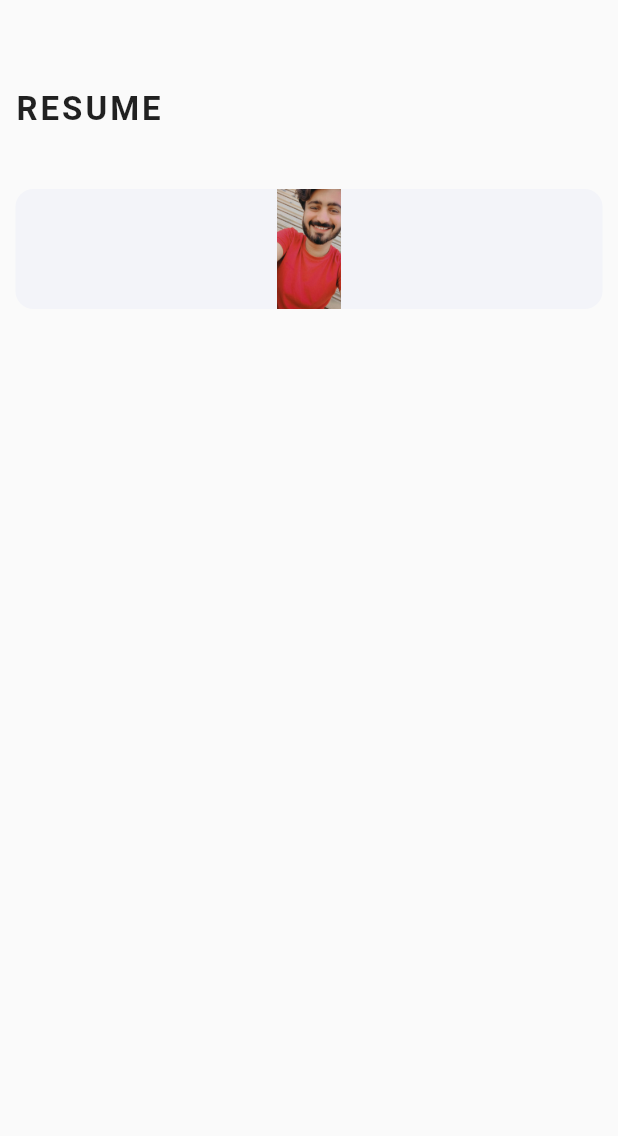
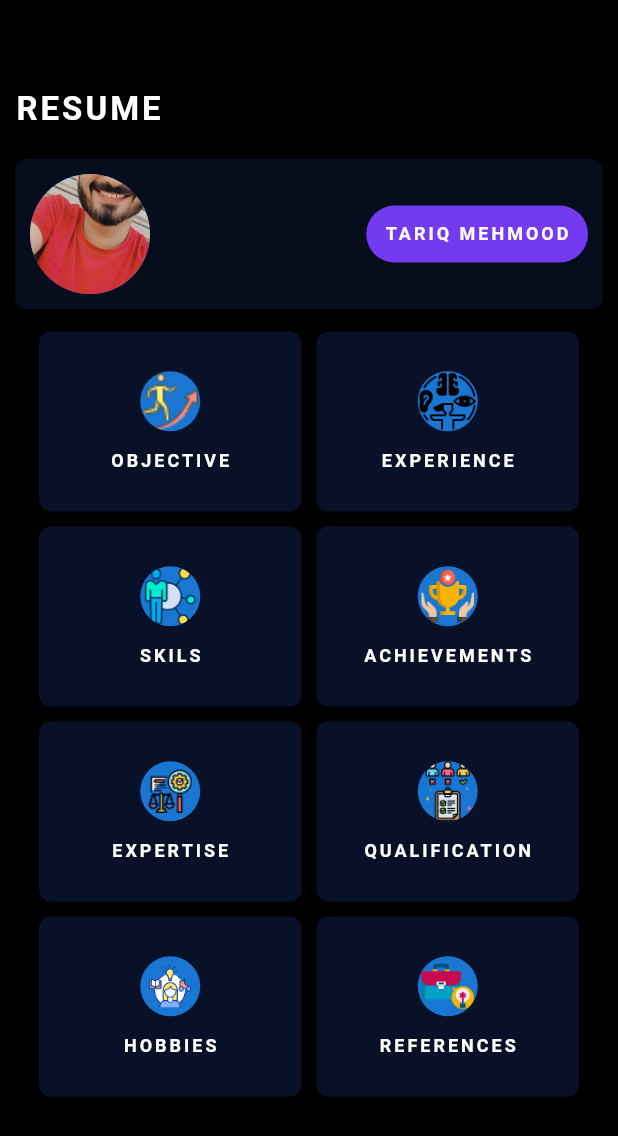
Before and after one commit to TariqMehmood1004/resumeApp, a Flutter app: the screen it shows after launch, after a tap on "EXPLORE MY RESUME", on a phone screen of 412 x 824 dp. Shown: the top 1136 px of the screen. Run offline on Flutter 3.47's test engine with Material 2 defaults, Android fonts, the phone set to English and light mode, and no system bars.

Commit message:
5th commit

```diff
--- a/lib/components/contents/contents_screen.dart
+++ b/lib/components/contents/contents_screen.dart
@@ -1,4 +1,5 @@
 import 'package:flutter/material.dart';
+import 'package:resume/widgets/card_widget.dart';
 import 'package:resume/utils/colors/app_colors.dart';
 
 class ContentScreenController extends StatefulWidget {
@@ -10,10 +11,18 @@ class ContentScreenController extends StatefulWidget {
 }
 
 class _ContentScreenControllerState extends State<ContentScreenController> {
+  var contentsList = {
+    "Objective":
+        "I have had some bad experiences in the past. Only the person experiencing the pain can know how bad that pain is,' she said. The foundation also carries out research on the economic experiences of people who earn low wages. You know how it made you feel after one experience.",
+  };
+
   @override
   Widget build(BuildContext context) {
     return Scaffold(
-      body: Column(
+      backgroundColor: AppColorController.backgroundDark,
+      body: SingleChildScrollView(
+        scrollDirection: Axis.vertical,
+        child: Column(
           children: [
             Container(
               width: MediaQuery.of(context).size.width,
@@ -21,22 +30,119 @@ class _ContentScreenControllerState extends State<ContentScreenController> {
               margin: const EdgeInsets.only(top: 50.0),
               child: Text(
                 'Resume'.toUpperCase(),
-              style: const TextStyle(
+                style: TextStyle(
                   fontSize: 22.0,
                   fontWeight: FontWeight.bold,
                   letterSpacing: 2.0,
+                  color: AppColorController.white,
                 ),
               ),
             ),
+            resumeHeading(context),
+
+            //card 2
+            Row(
+              mainAxisAlignment: MainAxisAlignment.center,
+              crossAxisAlignment: CrossAxisAlignment.center,
+              // ignore: prefer_const_literals_to_create_immutables
+              children: [
+                const CardWidget(
+                    imagePath: 'assets/images/objective.png',
+                    fontSize: 12,
+                    title: 'Objective'),
+                const CardWidget(
+                    imagePath: 'assets/images/exp.png',
+                    fontSize: 12,
+                    title: 'Experience'),
+              ],
+            ),
+            //card 3
+            Row(
+              mainAxisAlignment: MainAxisAlignment.center,
+              crossAxisAlignment: CrossAxisAlignment.center,
+              // ignore: prefer_const_literals_to_create_immutables
+              children: [
+                const CardWidget(
+                    imagePath: 'assets/images/skills.png',
+                    fontSize: 12,
+                    title: 'Skils'),
+                const CardWidget(
+                    imagePath: 'assets/images/acheivements.png',
+                    fontSize: 12,
+                    title: 'Achievements'),
+              ],
+            ),
+            //
+            //card 4
+            Row(
+              mainAxisAlignment: MainAxisAlignment.center,
+              crossAxisAlignment: CrossAxisAlignment.center,
+              // ignore: prefer_const_literals_to_create_immutables
+              children: [
+                const CardWidget(
+                    imagePath: 'assets/images/expertise.png',
+                    fontSize: 12,
+                    title: 'Expertise'),
+                const CardWidget(
+                    imagePath: 'assets/images/qualification.png',
+                    fontSize: 12,
+                    title: 'Qualification'),
+              ],
+            ),
+
+            //
+            //card 5
+            Row(
+              mainAxisAlignment: MainAxisAlignment.center,
+              crossAxisAlignment: CrossAxisAlignment.center,
+              // ignore: prefer_const_literals_to_create_immutables
+              children: [
+                const CardWidget(
+                    imagePath: 'assets/images/hobbies.png',
+                    fontSize: 12,
+                    title: 'Hobbies'),
+                const CardWidget(
+                    imagePath: 'assets/images/ref.png',
+                    fontSize: 12,
+                    title: 'References'),
+              ],
+            ),
+          ],
+        ),
+      ),
+    );
+  }
+
+  Container resumeHeading(BuildContext context) {
+    return Container(
+      width: MediaQuery.of(context).size.width / 0.10,
+      padding: const EdgeInsets.all(10.0),
+      margin: const EdgeInsets.all(10.0),
+      decoration: BoxDecoration(
+          color: AppColorController.blueBlack,
+          borderRadius: BorderRadius.circular(8.0)),
+      child: Row(
+        mainAxisAlignment: MainAxisAlignment.spaceBetween,
+        crossAxisAlignment: CrossAxisAlignment.center,
+        children: [
+          const CircleAvatar(
+            radius: 40,
+            backgroundImage: AssetImage('assets/images/tm.jpg'),
+          ),
+          const SizedBox(width: 20),
           Container(
-            width: MediaQuery.of(context).size.width * 0.95,
-            height: 80.0,
-            margin: const EdgeInsets.only(top: 30.0),
+            padding: const EdgeInsets.all(12.0),
             decoration: BoxDecoration(
-              color: AppColorController.colorBox2,
-              borderRadius: BorderRadius.circular(12.0),
-              image: const DecorationImage(
-                image: AssetImage('assets/images/tm.jpg'),
+              color: AppColorController.blueLight,
+              borderRadius: BorderRadius.circular(30),
+            ),
+            child: Text(
+              'Tariq Mehmood'.toUpperCase(),
+              style: TextStyle(
+                fontSize: 12.0,
+                fontWeight: FontWeight.bold,
+                letterSpacing: 2.0,
+                color: AppColorController.cardBGColor,
               ),
             ),
           ),
--- a/lib/components/dashboard/dashboard_controller.dart
+++ b/lib/components/dashboard/dashboard_controller.dart
@@ -79,14 +79,15 @@ class _DashboardControllerState extends State<DashboardController> {
                             Text(
                               'Explore my Resume'.toUpperCase(),
                               style: TextStyle(
-                                color: AppColorController.backgroundLight,
+                                color: AppColorController.cardBGColor,
                                 fontSize: 12,
+                                fontWeight: FontWeight.bold,
                               ),
                             ),
                             const SizedBox(width: 5),
                             Icon(
                               Icons.arrow_right,
-                              color: AppColorController.backgroundLight,
+                              color: AppColorController.white,
                             ),
                           ],
                         ),
--- a/lib/utils/colors/app_colors.dart
+++ b/lib/utils/colors/app_colors.dart
@@ -3,6 +3,10 @@ import 'package:flutter/material.dart';
 
 class AppColorController {
   static Color backgroundLight = const Color(0xffffffff);
+  static Color white = const Color.fromARGB(255, 255, 255, 255);
+
+  static Color blueLight = const Color(0xff733aef);
+
   static Color backgroundLightGrey = const Color(0xfff2f3f4);
   static Color backgroundDark = const Color(0xFF000000);
   static Color backgroundDarkTransparented = const Color(0xB8000000);
@@ -11,6 +15,8 @@ class AppColorController {
   static Color cardBGColor = const Color(0xfffbfbfb);
   static Color transparent = const Color(0x00FBFBFB);
   static Color blueBlack = const Color(0xFF060D1D);
+  static Color blueBlackOff = const Color(0xDF09142D);
+  static Color blackTransparent = const Color.fromARGB(206, 0, 0, 0);
   static Color pink = const Color(0xFFDBD4FA);
 
   static Color colorBox1 = const Color(0xFF2A2738);
--- /dev/null
+++ b/lib/widgets/card_widget.dart
@@ -0,0 +1,62 @@
+import 'package:flutter/material.dart';
+import 'package:resume/widgets/show_dialog_box.dart';
+import 'package:resume/utils/colors/app_colors.dart';
+
+class CardWidget extends StatelessWidget {
+  const CardWidget({
+    super.key,
+    required this.imagePath,
+    required this.title,
+    required this.fontSize,
+  });
+
+  final String imagePath;
+  final String title;
+  final double fontSize;
+
+  @override
+  Widget build(BuildContext context) {
+    var lists = [
+      "I have had some bad experiences in the past. Only the person experiencing the pain can know how bad that pain is,' she said. The foundation also carries out research on the economic experiences of people who earn low wages. You know how it made you feel after one experience.",
+    ];
+    return Container(
+      width: 175,
+      height: 120,
+      alignment: Alignment.center,
+      padding: const EdgeInsets.all(20.0),
+      margin: const EdgeInsets.all(5.0),
+      decoration: BoxDecoration(
+          color: AppColorController.blueBlackOff,
+          borderRadius: BorderRadius.circular(8.0)),
+      child: InkWell(
+        onTap: () {
+          debugPrint('tapped');
+          ShowDialogBox(context, lists[0]);
+        },
+        highlightColor: AppColorController.blackTransparent,
+        focusColor: AppColorController.blackTransparent,
+        child: Column(
+          mainAxisAlignment: MainAxisAlignment.spaceAround,
+          crossAxisAlignment: CrossAxisAlignment.center,
+          children: [
+            CircleAvatar(
+              backgroundImage: AssetImage(imagePath),
+            ),
+            Align(
+              alignment: Alignment.center,
+              child: Text(
+                title.toUpperCase(),
+                style: TextStyle(
+                  fontSize: fontSize,
+                  fontWeight: FontWeight.bold,
+                  letterSpacing: 2.0,
+                  color: AppColorController.white,
+                ),
+              ),
+            ),
+          ],
+        ),
+      ),
+    );
+  }
+}
--- /dev/null
+++ b/lib/widgets/show_dialog_box.dart
@@ -0,0 +1,33 @@
+// ignore: non_constant_identifier_names
+import 'package:flutter/material.dart';
+import 'package:resume/utils/colors/app_colors.dart';
+
+// ignore: non_constant_identifier_names
+Future<dynamic> ShowDialogBox(BuildContext context, String showTitle) {
+  return showDialog(
+    barrierColor: AppColorController.blackTransparent,
+    context: context,
+    builder: (BuildContext context) {
+      return AlertDialog(
+        backgroundColor: AppColorController.blueLight,
+        title: Text(
+          'Objective'.toUpperCase(),
+          style: TextStyle(
+            color: AppColorController.white,
+            letterSpacing: 2,
+            fontWeight: FontWeight.bold,
+            fontSize: 16,
+          ),
+        ),
+        content: Text(
+          showTitle.toString(),
+          textAlign: TextAlign.justify,
+          style: TextStyle(
+            color: AppColorController.colorBox2,
+            fontSize: 12,
+          ),
+        ),
+      );
+    },
+  );
+}
```
Also changed, not shown: assets/images/acheivements.png (added), assets/images/exp.png (added), assets/images/expertise.png (added), assets/images/hobbies.png (added), assets/images/objective.png (added), assets/images/qualification.png (added), assets/images/ref.png (added), assets/images/skills.png (added), 5 other files. Lines whose indentation alone changed are shown as unchanged.
